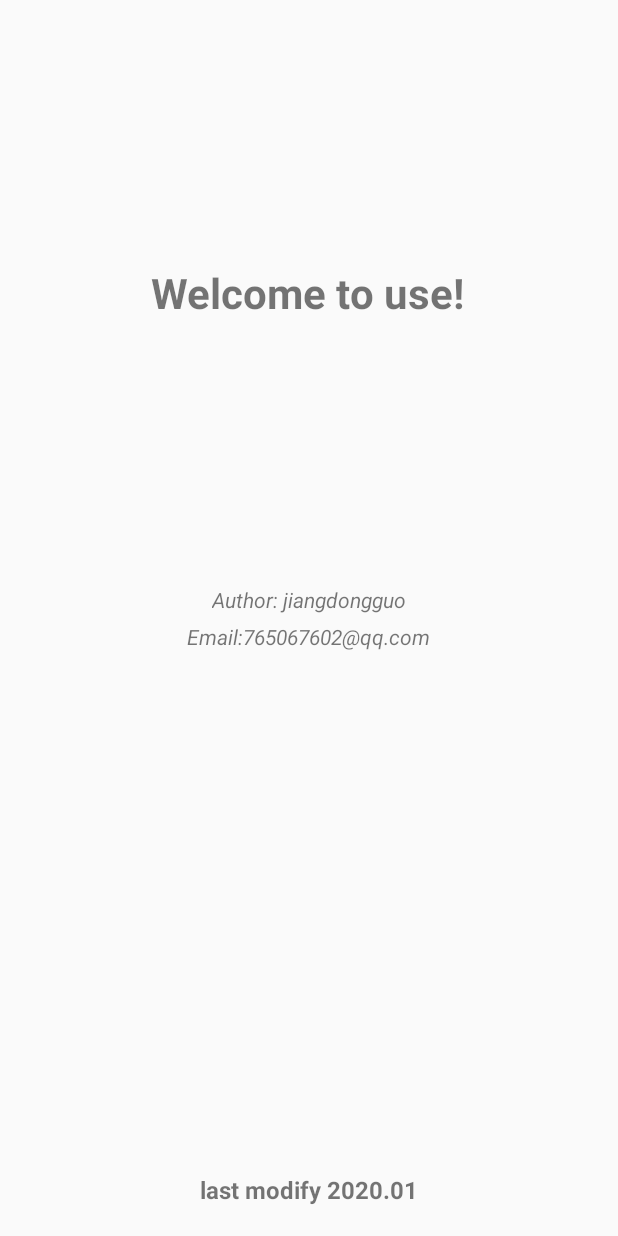
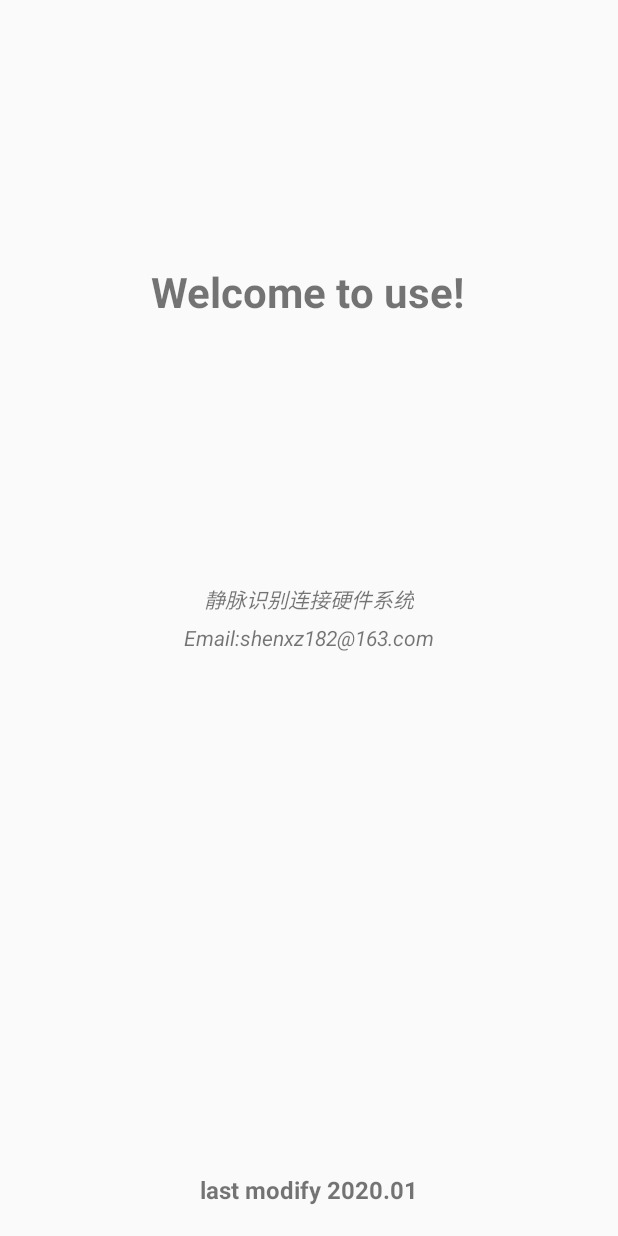
Before and after one commit to InformationSecurityHIT/AndroidCameraUSB, an Android app: the SplashActivity screen opened directly, with no data from a screen before it, on a phone screen of 412 x 824 dp. Run offline under Robolectric (Android 15) with nearby library versions, the phone set to English and light mode, and no system bars; Roboto replaces fonts that are not available here.

Commit message:
修改前端  显示页面

```diff
--- a/app/src/main/res/layout/activity_splash.xml
+++ b/app/src/main/res/layout/activity_splash.xml
@@ -17,7 +17,7 @@
         android:layout_gravity="center_horizontal|center_vertical"
         android:textSize="14sp"
         android:textStyle="italic"
-        android:text="Author: jiangdongguo"/>
+        android:text="静脉识别连接硬件系统"/>
     <TextView
         android:layout_width="wrap_content"
         android:layout_height="wrap_content"
@@ -25,7 +25,7 @@
         android:layout_marginTop="5dp"
         android:textStyle="italic"
         android:textSize="14sp"
-        android:text="Email:765067602@qq.com"/>
+        android:text="Email:shenxz182@163.com"/>
     <TextView
         android:layout_width="match_parent"
         android:layout_height="0dp"
```
